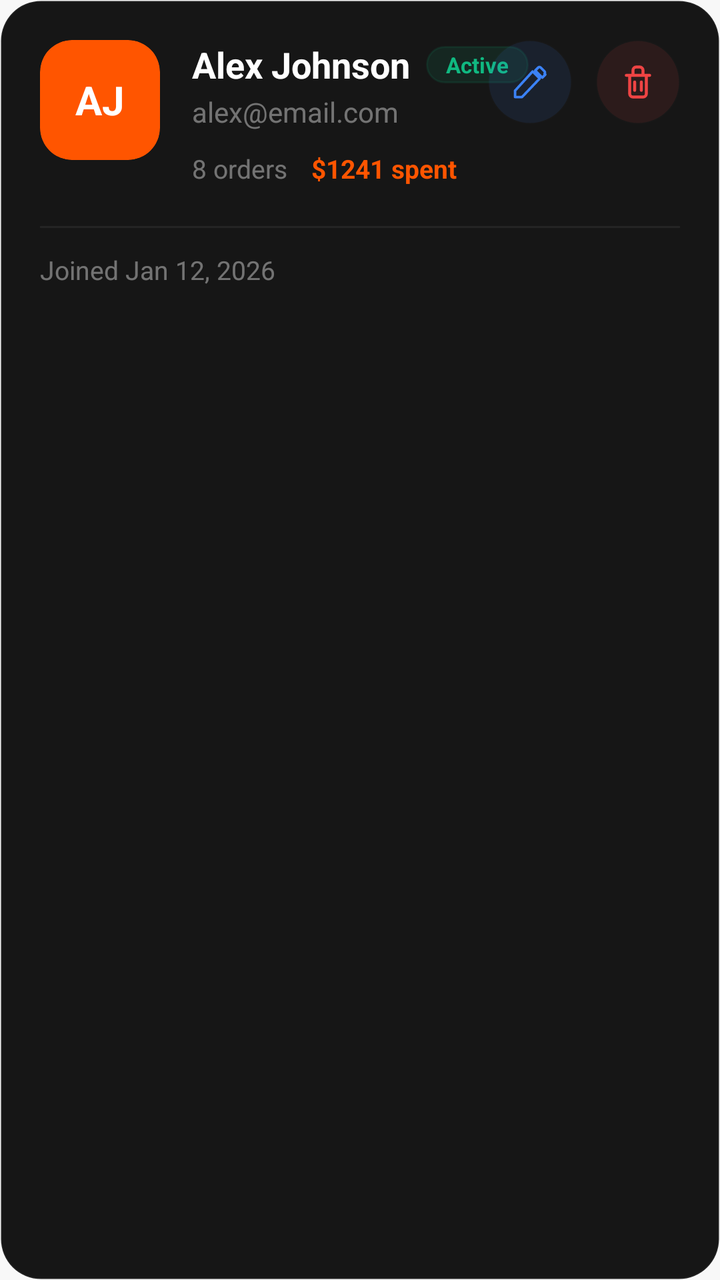
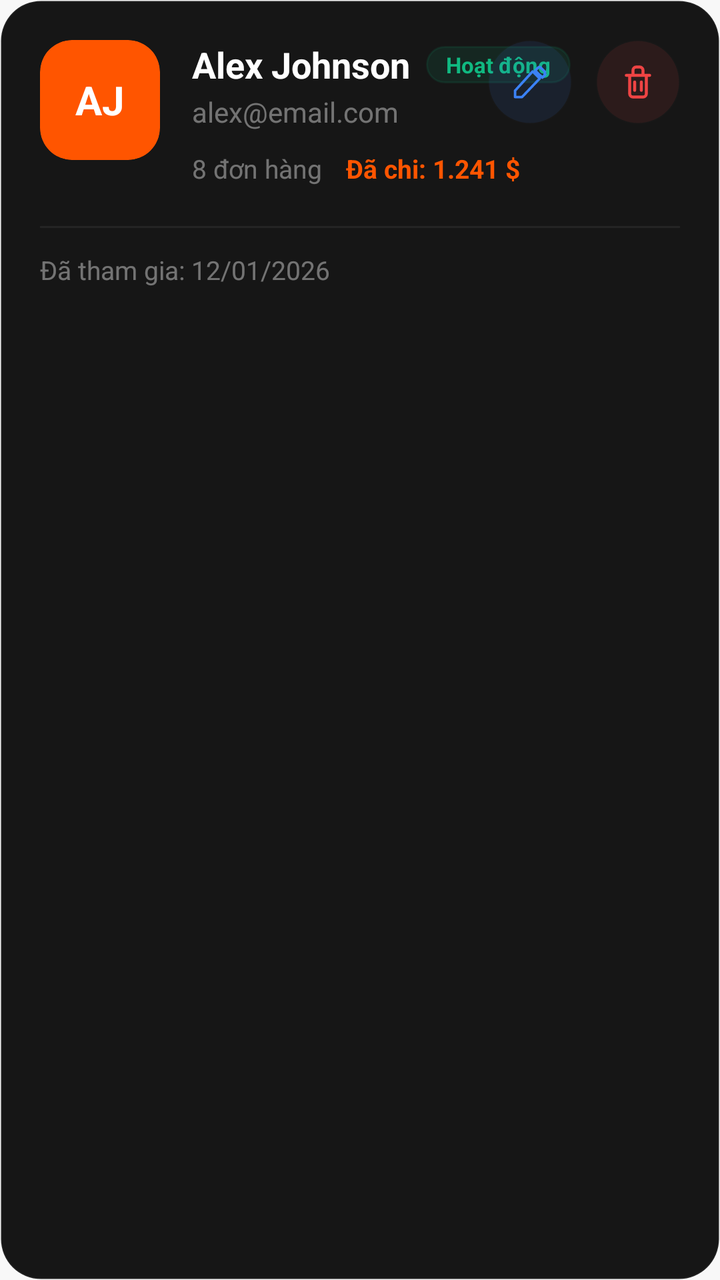

Before-and-after screenshots of an Android layout around one commit, followed by the original layout XML and the change that was made.
<!-- AndroidManifest.xml: application theme Theme.SoleStep -->
<!-- res/layout/item_user.xml -->
<?xml version="1.0" encoding="utf-8"?>
<androidx.constraintlayout.widget.ConstraintLayout xmlns:android="http://schemas.android.com/apk/res/android"
    xmlns:app="http://schemas.android.com/apk/res-auto"
    xmlns:tools="http://schemas.android.com/tools"
    android:layout_width="match_parent"
    android:layout_height="wrap_content"
    android:layout_marginBottom="16dp"
    android:background="@drawable/bg_card_dark"
    android:padding="20dp">

    <com.google.android.material.card.MaterialCardView
        android:id="@+id/avatar_container"
        android:layout_width="60dp"
        android:layout_height="60dp"
        app:cardBackgroundColor="@color/brand_orange"
        app:cardCornerRadius="16dp"
        app:cardElevation="0dp"
        app:layout_constraintStart_toStartOf="parent"
        app:layout_constraintTop_toTopOf="parent"
        app:strokeWidth="0dp">

        <TextView
            android:id="@+id/tv_initials"
            android:layout_width="wrap_content"
            android:layout_height="wrap_content"
            android:layout_gravity="center"
            android:text="AJ"
            android:textColor="@color/brand_white"
            android:textSize="20sp"
            android:textStyle="bold" />
    </com.google.android.material.card.MaterialCardView>

    
    <TextView
        android:id="@+id/tv_user_name"
        android:layout_width="wrap_content"
        android:layout_height="wrap_content"
        android:layout_marginStart="16dp"
        android:text="Alex Johnson"
        android:textColor="@color/text_dark_primary"
        android:textSize="18sp"
        android:textStyle="bold"
        app:layout_constraintStart_toEndOf="@id/avatar_container"
        app:layout_constraintTop_toTopOf="@id/avatar_container" />

    <TextView
        android:id="@+id/tv_status_badge"
        android:layout_width="wrap_content"
        android:layout_height="wrap_content"
        android:layout_marginStart="8dp"
        android:background="@drawable/bg_status_delivered"
        android:backgroundTint="#1A10B981"
        android:paddingHorizontal="10dp"
        android:paddingVertical="2dp"
        android:text="Active"
        android:textColor="@color/status_success"
        android:textSize="11sp"
        android:textStyle="bold"
        app:layout_constraintBottom_toBottomOf="@id/tv_user_name"
        app:layout_constraintStart_toEndOf="@id/tv_user_name"
        app:layout_constraintTop_toTopOf="@id/tv_user_name" />

    
    <TextView
        android:id="@+id/tv_user_email"
        android:layout_width="0dp"
        android:layout_height="wrap_content"
        android:layout_marginTop="2dp"
        android:text="alex@email.com"
        android:textColor="@color/text_dark_tertiary"
        android:textSize="14sp"
        app:layout_constraintEnd_toStartOf="@id/actions_layout"
        app:layout_constraintStart_toStartOf="@id/tv_user_name"
        app:layout_constraintTop_toBottomOf="@id/tv_user_name" />

    <LinearLayout
        android:id="@+id/stats_layout"
        android:layout_width="wrap_content"
        android:layout_height="wrap_content"
        android:layout_marginTop="10dp"
        android:orientation="horizontal"
        app:layout_constraintStart_toStartOf="@id/tv_user_name"
        app:layout_constraintTop_toBottomOf="@id/tv_user_email">

        <TextView
            android:id="@+id/tv_orders_count"
            android:layout_width="wrap_content"
            android:layout_height="wrap_content"
            android:text="8 orders"
            android:textColor="@color/text_dark_tertiary"
            android:textSize="13sp" />

        <TextView
            android:id="@+id/tv_spent_amount"
            android:layout_width="wrap_content"
            android:layout_height="wrap_content"
            android:layout_marginStart="12dp"
            android:text="$1241 spent"
            android:textColor="@color/brand_orange"
            android:textSize="13sp"
            android:textStyle="bold" />
    </LinearLayout>

    
    <LinearLayout
        android:id="@+id/actions_layout"
        android:layout_width="wrap_content"
        android:layout_height="wrap_content"
        android:orientation="horizontal"
        app:layout_constraintEnd_toEndOf="parent"
        app:layout_constraintTop_toTopOf="@id/tv_user_name">

        <FrameLayout
            android:id="@+id/btn_edit"
            android:layout_width="42dp"
            android:layout_height="42dp"
            android:layout_marginEnd="12dp"
            android:background="@drawable/bg_circle_dark"
            android:backgroundTint="#1A3B82F6">
            <ImageView
                android:layout_width="20dp"
                android:layout_height="20dp"
                android:layout_gravity="center"
                android:src="@drawable/ic_edit"
                app:tint="@color/stat_orders" />
        </FrameLayout>

        <FrameLayout
            android:id="@+id/btn_delete"
            android:layout_width="42dp"
            android:layout_height="42dp"
            android:background="@drawable/bg_circle_dark"
            android:backgroundTint="#1AEF4444">
            <ImageView
                android:layout_width="20dp"
                android:layout_height="20dp"
                android:layout_gravity="center"
                android:src="@drawable/ic_trash"
                app:tint="@color/status_error" />
        </FrameLayout>
    </LinearLayout>

    <View
        android:id="@+id/item_divider"
        android:layout_width="match_parent"
        android:layout_height="1dp"
        android:layout_marginTop="20dp"
        android:background="@color/border_dark_light"
        app:layout_constraintTop_toBottomOf="@id/stats_layout" />

    <TextView
        android:id="@+id/tv_joined_date"
        android:layout_width="wrap_content"
        android:layout_height="wrap_content"
        android:layout_marginTop="12dp"
        android:text="Joined Jan 12, 2026"
        android:textColor="@color/text_dark_tertiary"
        android:textSize="13sp"
        app:layout_constraintStart_toStartOf="parent"
        app:layout_constraintTop_toBottomOf="@id/item_divider" />

</androidx.constraintlayout.widget.ConstraintLayout>
<!-- resources referenced by this layout -->
<resources>
  <color name="border_dark_light">#0FFFFFFF</color>
  <color name="brand_orange">#FF5500</color>
  <color name="brand_white">#FFFFFF</color>
  <color name="stat_orders">#3B82F6</color>
  <color name="status_error">#EF4444</color>
  <color name="status_success">#10B981</color>
  <color name="text_dark_primary">#FFFFFF</color>
  <color name="text_dark_tertiary">#66FFFFFF</color>
  <color name="bg_dark_surface_2">#161616</color>
  <dimen name="radius_card">20dp</dimen>
  <dimen name="stroke_thin">1dp</dimen>
  <color name="status_success_bg_light">#F0FFF4</color>
  <dimen name="radius_pill">999dp</dimen>
  <color name="brand_orange_dark">#CC4400</color>
  <color name="brand_black">#0A0A0A</color>
  <color name="bg_primary">#FFFFFF</color>
  <color name="text_primary">#0A0A0A</color>
  <color name="bg_secondary">#F8F8F8</color>
  <style name="ShapeAppearance.SoleStep.Small" parent="">
          <item name="cornerFamily">rounded</item>
          <item name="cornerSize">@dimen/radius_sm</item>
      </style>
  <style name="ShapeAppearance.SoleStep.Medium" parent="">
          <item name="cornerFamily">rounded</item>
          <item name="cornerSize">@dimen/radius_lg</item>
      </style>
  <style name="ShapeAppearance.SoleStep.Large" parent="">
          <item name="cornerFamily">rounded</item>
          <item name="cornerSize">@dimen/radius_2xl</item>
      </style>
  <style name="TextAppearance.SoleStep.Title" parent="TextAppearance.MaterialComponents.Headline3">
          <item name="android:textSize">@dimen/font_title</item>
          <item name="android:textStyle">bold</item>
          <item name="android:textColor">@color/text_primary</item>
      </style>
  <style name="TextAppearance.SoleStep.Headline" parent="TextAppearance.MaterialComponents.Headline4">
          <item name="android:textSize">@dimen/font_headline</item>
          <item name="android:textStyle">bold</item>
          <item name="android:textColor">@color/text_primary</item>
      </style>
  <style name="TextAppearance.SoleStep.BodySmall" parent="TextAppearance.MaterialComponents.Body2">
          <item name="android:textSize">@dimen/font_caption</item>
          <item name="android:textColor">@color/text_tertiary</item>
      </style>
  <style name="TextAppearance.SoleStep.Caption" parent="TextAppearance.MaterialComponents.Caption">
          <item name="android:textSize">@dimen/font_caption_small</item>
          <item name="android:textColor">@color/text_muted</item>
      </style>
  <dimen name="radius_sm">8dp</dimen>
  <dimen name="radius_lg">16dp</dimen>
  <dimen name="radius_2xl">24dp</dimen>
  <dimen name="font_display">48sp</dimen>
  <dimen name="font_title_large">24sp</dimen>
  <dimen name="font_title">20sp</dimen>
  <dimen name="font_headline">18sp</dimen>
  <dimen name="font_subheading">16sp</dimen>
  <dimen name="font_label">14sp</dimen>
  <color name="text_secondary">#374151</color>
  <dimen name="font_body">13sp</dimen>
  <dimen name="font_caption">11sp</dimen>
  <color name="text_tertiary">#6B7280</color>
  <dimen name="font_caption_small">10sp</dimen>
  <color name="text_muted">#9CA3AF</color>
  <dimen name="font_overline">9sp</dimen>
  <dimen name="elev_bottom_nav">8dp</dimen>
  <dimen name="bottom_nav_height">88dp</dimen>
  <dimen name="radius_button">20dp</dimen>
  <dimen name="btn_height_large">52dp</dimen>
  <dimen name="space_16">32dp</dimen>
  <dimen name="elev_raised">4dp</dimen>
  <color name="border_normal">#E5E7EB</color>
  <dimen name="radius_input">20dp</dimen>
  <color name="text_placeholder">#D1D5DB</color>
  <dimen name="radius_chip">12dp</dimen>
  <dimen name="space_12">24dp</dimen>
  <dimen name="btn_height_tiny">28dp</dimen>
  <dimen name="elev_card">2dp</dimen>
  <color name="border_light">#F3F4F6</color>
  <dimen name="toolbar_height">56dp</dimen>
  <dimen name="space_screen_horizontal">20dp</dimen>
  <dimen name="elev_top_bar">4dp</dimen>
  <dimen name="elev_fab">6dp</dimen>
  <!-- unchanged entries left out for length: 20 -->
</resources>

<!-- the commit's change to res/layout/item_user.xml (unified diff, before → after) -->
@@ -52,7 +52,7 @@
         android:backgroundTint="#1A10B981"
         android:paddingHorizontal="10dp"
         android:paddingVertical="2dp"
-        android:text="Active"
+        android:text="Hoạt động"
         android:textColor="@color/status_success"
         android:textSize="11sp"
         android:textStyle="bold"
@@ -86,7 +86,7 @@
             android:id="@+id/tv_orders_count"
             android:layout_width="wrap_content"
             android:layout_height="wrap_content"
-            android:text="8 orders"
+            android:text="8 đơn hàng"
             android:textColor="@color/text_dark_tertiary"
             android:textSize="13sp" />
 
@@ -95,7 +95,7 @@
             android:layout_width="wrap_content"
             android:layout_height="wrap_content"
             android:layout_marginStart="12dp"
-            android:text="$1241 spent"
+            android:text="Đã chi: 1.241 $"
             android:textColor="@color/brand_orange"
             android:textSize="13sp"
             android:textStyle="bold" />
@@ -153,7 +153,7 @@
         android:layout_width="wrap_content"
         android:layout_height="wrap_content"
         android:layout_marginTop="12dp"
-        android:text="Joined Jan 12, 2026"
+        android:text="Đã tham gia: 12/01/2026"
         android:textColor="@color/text_dark_tertiary"
         android:textSize="13sp"
         app:layout_constraintStart_toStartOf="parent"
